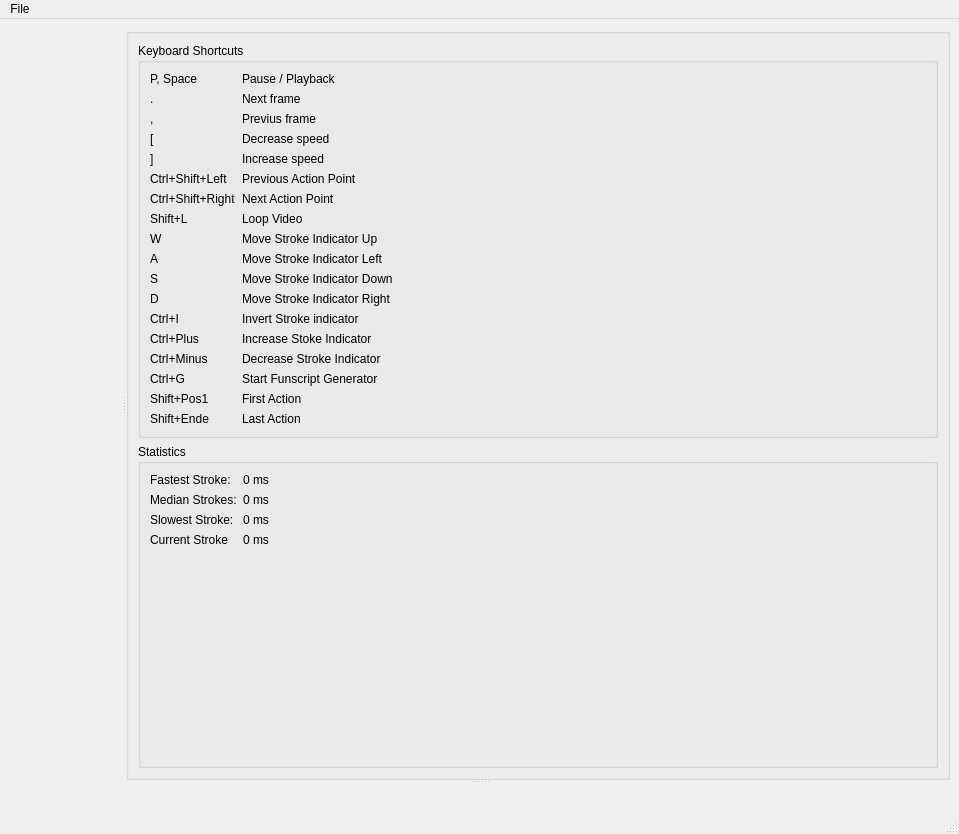
This is funscript_editor/ui/funscript_editor_view.ui in michael-mueller-git/Python-Funscript-Editor as Qt 5 draws it before an edit. The edited form follows.
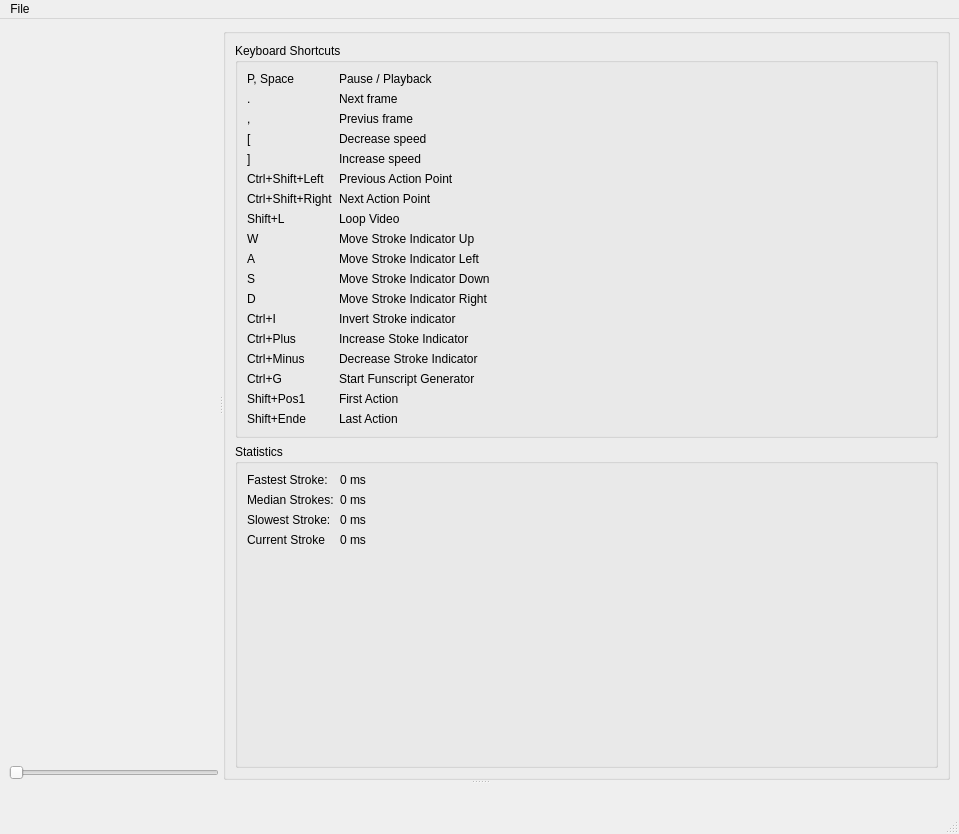
This is the edited form. Icons and pictures are not drawn.

Commit message: add video seek bar

Diff of the .ui file:
```diff
--- a/funscript_editor/ui/funscript_editor_view.ui
+++ b/funscript_editor/ui/funscript_editor_view.ui
@@ -46,6 +46,13 @@
            </property>
           </spacer>
          </item>
+         <item>
+          <widget class="QSlider" name="seekBar">
+           <property name="orientation">
+            <enum>Qt::Horizontal</enum>
+           </property>
+          </widget>
+         </item>
         </layout>
        </widget>
        <widget class="QGroupBox" name="settingsLayout">
```
The commit also changes 3 other files.
